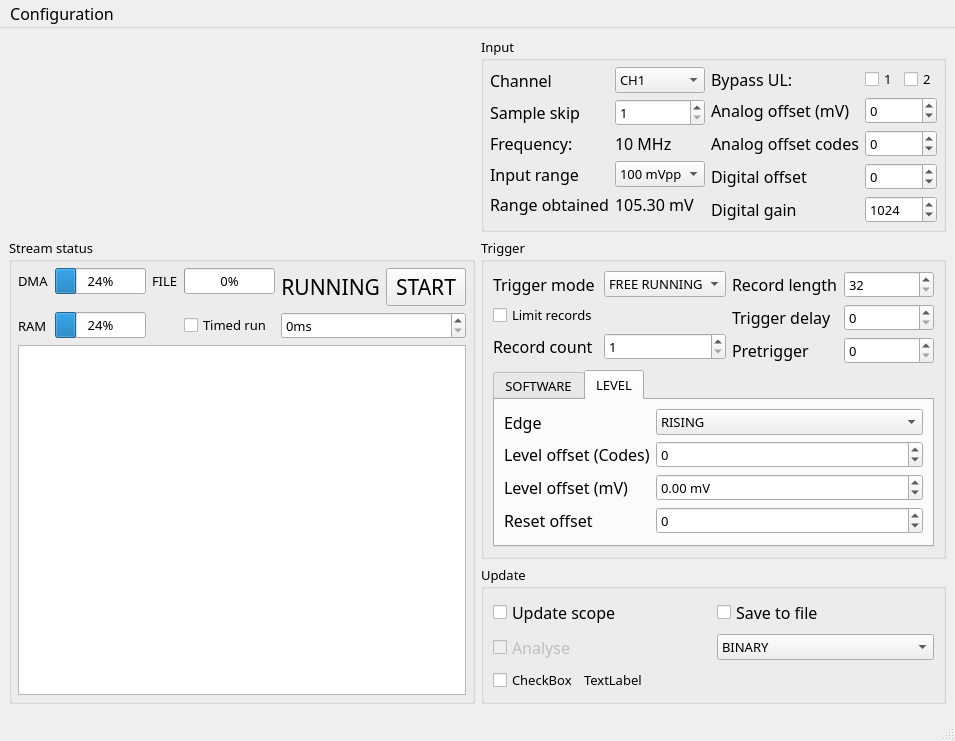
First picture: the form in MainWindow.ui, repository sevenreek/qtadqscope, before the edit.
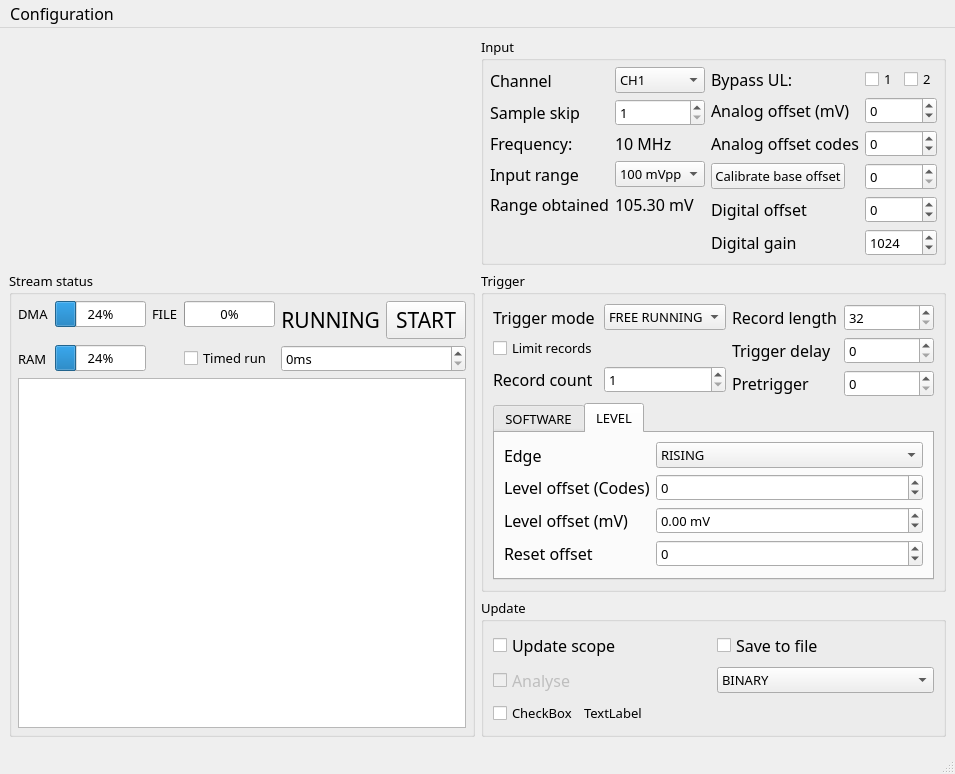
Second picture: the form after the edit. Custom widgets are drawn as their Qt base class.

```diff
--- a/MainWindow.ui
+++ b/MainWindow.ui
@@ -256,7 +256,23 @@
                </property>
               </widget>
              </item>
-             <item row="3" column="1">
+             <item row="4" column="0">
+              <widget class="QLabel" name="label_7">
+               <property name="font">
+                <font>
+                 <family>Calibri Light</family>
+                 <pointsize>12</pointsize>
+                </font>
+               </property>
+               <property name="toolTip">
+                <string>User's digital offset setting. Default: 0.</string>
+               </property>
+               <property name="text">
+                <string>Digital offset</string>
+               </property>
+              </widget>
+             </item>
+             <item row="4" column="1">
               <widget class="QSpinBox" name="digitalOffsetInput">
                <property name="minimum">
                 <number>-32768</number>
@@ -266,7 +282,7 @@
                </property>
               </widget>
              </item>
-             <item row="4" column="0">
+             <item row="5" column="0">
               <widget class="QLabel" name="label_8">
                <property name="font">
                 <font>
@@ -282,7 +298,7 @@
                </property>
               </widget>
              </item>
-             <item row="4" column="1">
+             <item row="5" column="1">
               <widget class="QSpinBox" name="digitalGainInput">
                <property name="minimum">
                 <number>-32768</number>
@@ -296,21 +312,15 @@
               </widget>
              </item>
              <item row="3" column="0">
-              <widget class="QLabel" name="label_7">
-               <property name="font">
-                <font>
-                 <family>Calibri Light</family>
-                 <pointsize>12</pointsize>
-                </font>
-               </property>
-               <property name="toolTip">
-                <string>User's digital offset setting. Default: 0.</string>
-               </property>
+              <widget class="QPushButton" name="baseOffsetAutoCalibrateButton">
                <property name="text">
-                <string>Digital offset</string>
+                <string>Calibrate base offset</string>
                </property>
               </widget>
              </item>
+             <item row="3" column="1">
+              <widget class="QSpinBox" name="baseOffsetCalibrationValue"/>
+             </item>
             </layout>
            </item>
            <item row="0" column="0">
```
